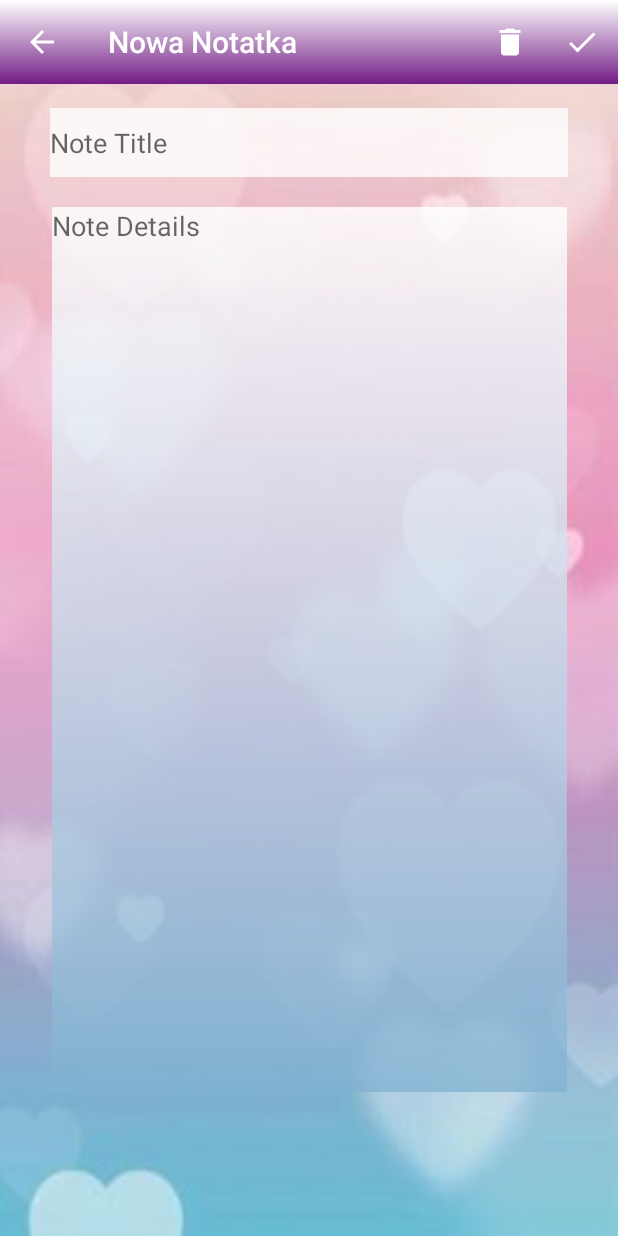
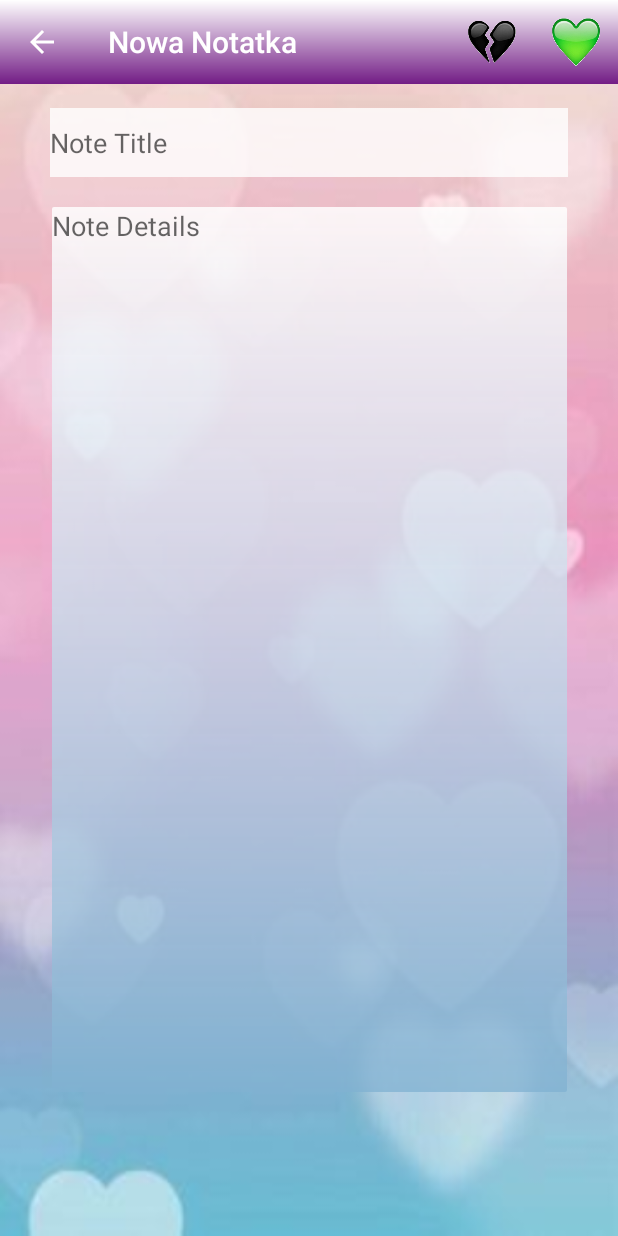
Before and after one commit to KTZgraph/BDSM, an Android app: the AddNote screen opened directly, with no data from a screen before it, on a phone screen of 412 x 824 dp. Run offline under Robolectric (Android 15) with nearby library versions, the phone set to English and light mode, and no system bars.

Commit message:
[save_menu] hearts icon

```diff
--- a/app/src/main/res/menu/save_menu.xml
+++ b/app/src/main/res/menu/save_menu.xml
@@ -4,12 +4,12 @@
 
     <item
         android:id="@+id/delete"
-        android:icon="@drawable/ic_delete_white_24dp"
+        android:icon="@drawable/black_broken_heart"
         android:title="Delete"
         app:showAsAction="ifRoom" />
     <item
         android:id="@+id/save"
-        android:icon="@drawable/ic_check_white_24dp"
+        android:icon="@drawable/green_heart"
         android:title="Save"
         app:showAsAction="ifRoom" />
 </menu>
```
Also changed, not shown: app/src/main/res/drawable-mdpi/black_broken_heart.png (added), app/src/main/res/drawable-mdpi/green_heart.png (added).
